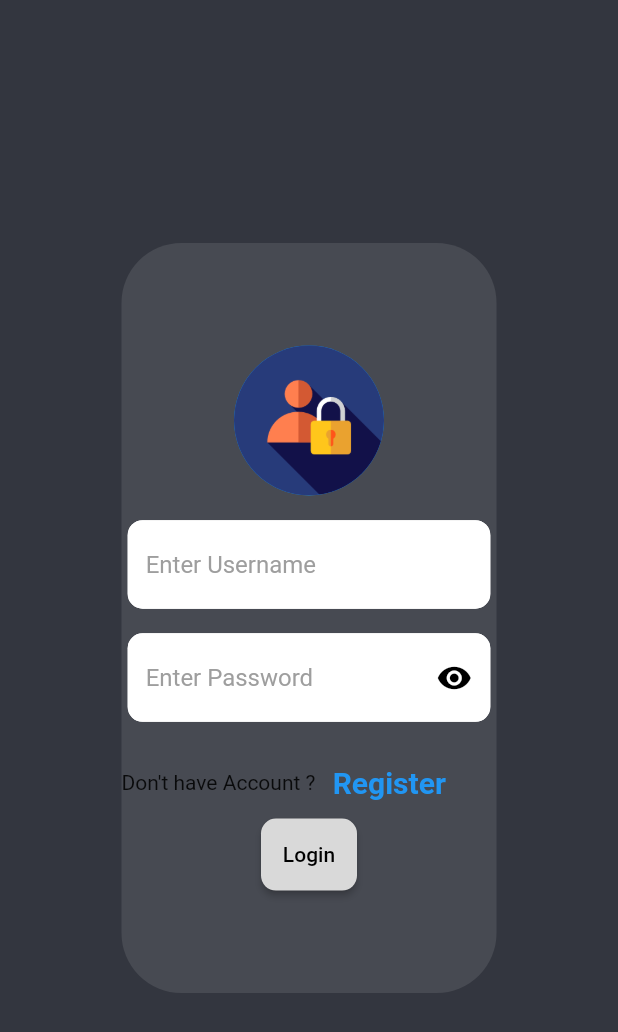
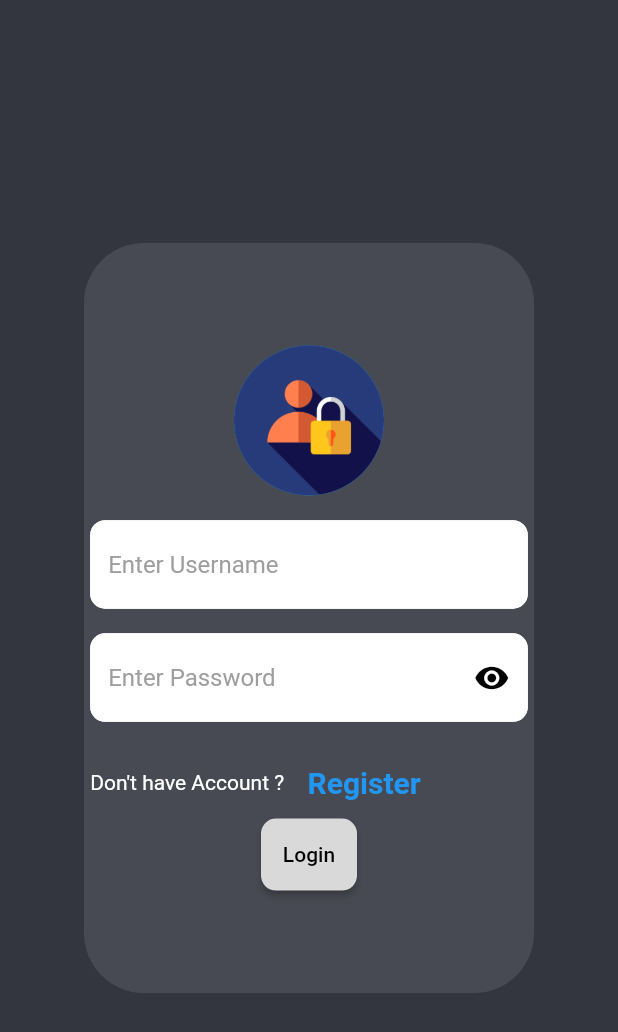
Before and after one commit to Niraj-KC/Edusakha-Hackout-23, a Flutter app: the screen it shows after launch, on a phone screen of 412 x 824 dp. Shown: the top 1032 px of the screen. Run offline on Flutter 3.47's test engine with Material 2 defaults, Android fonts, the light colour scheme and no system bars.

Commit message:
First Commit

```diff
--- a/lib/appStartingScreens/login.dart
+++ b/lib/appStartingScreens/login.dart
@@ -28,7 +28,7 @@ class _loginScreenState extends State<loginScreen> {
             ),
             child: Center(
               child: SizedBox(
-                width: 250,
+                width: 300,
                 height: 500,
 
                 child: Container(
@@ -113,7 +113,10 @@ class _loginScreenState extends State<loginScreen> {
                       SizedBox(height: MediaQuery.of(context).size.height*0.02,),
                       Row(
                         children: [
-                          Text("Don't have Account ? ") ,
+                          Padding(
+                            padding: EdgeInsets.symmetric(horizontal: MediaQuery.of(context).size.width*0.01),
+                            child: Text("Don't have Account ? ",style: TextStyle(color: Colors.white),),
+                          ) ,
                           TextButton(onPressed: (){}, child:Text("Register",style: TextStyle(fontSize: 20,fontWeight: FontWeight.bold),)),
                         ],
                       ),
```
